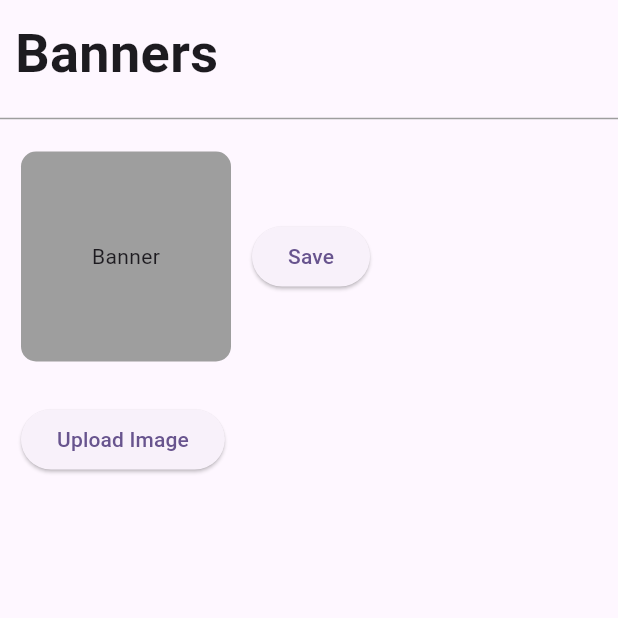
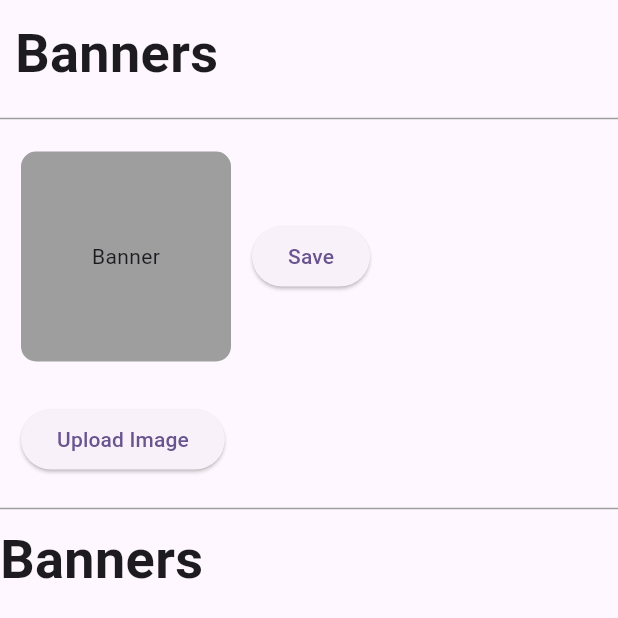
Before and after one commit to QuocHuy78035/ecommerce_app_admin_web, a Flutter app: the UploadBannerScreen screen opened directly, after a tap on "Upload Image", on a phone screen of 412 x 824 dp. Shown: the top 618 px of the screen. Run offline on Flutter 3.47's test engine with Material 3 defaults, Android fonts, the phone set to English and light mode, and no system bars; our stand-ins replace cloud_firestore, file_picker, firebase_core, firebase_storage, flutter_easyloading; missing offline and left inert: flutter_admin_scaffold; accounts and stored records are empty; statements that could not run were skipped.

Commit message:
retrive cate, banner

```diff
--- a/lib/views/screens/side_bar_screen/upload_banner_screen.dart
+++ b/lib/views/screens/side_bar_screen/upload_banner_screen.dart
@@ -1,4 +1,5 @@
 import 'package:cloud_firestore/cloud_firestore.dart';
+import 'package:ecommerce_admin_web/views/screens/side_bar_screen/widgets/banner_widget.dart';
 import 'package:file_picker/_internal/file_picker_web.dart';
 import 'package:file_picker/file_picker.dart';
 import 'package:firebase_storage/firebase_storage.dart';
@@ -114,7 +115,12 @@ class _UploadBannerScreenState extends State<UploadBannerScreen> {
                 },
                 child: const Text("Upload Image"),
               ),
-            )
+            ),
+            Divider(
+              color: Colors.grey,
+            ),
+            const Text("Banners", style: TextStyle(fontSize: 36, fontWeight: FontWeight.bold),),
+            const BannerWidget()
           ],
         ),
       ),
--- /dev/null
+++ b/lib/views/screens/side_bar_screen/widgets/banner_widget.dart
@@ -0,0 +1,42 @@
+import 'package:cloud_firestore/cloud_firestore.dart';
+import 'package:flutter/material.dart';
+
+class BannerWidget extends StatelessWidget {
+  const BannerWidget({super.key});
+
+  @override
+  Widget build(BuildContext context) {
+    final Stream<QuerySnapshot> _bannerStream =
+        FirebaseFirestore.instance.collection("banners").snapshots();
+    return StreamBuilder(
+      stream: _bannerStream,
+      builder: (context, snapshot) {
+        if (snapshot.hasError) {
+          return const Center(
+            child: Text("Some thing is wrong"),
+          );
+        } else if (snapshot.connectionState == ConnectionState.waiting) {
+          return const Center(
+            child: CircularProgressIndicator(),
+          );
+        } else {
+          return GridView.builder(
+            shrinkWrap: true,
+            itemCount: snapshot.data?.size,
+            gridDelegate: const SliverGridDelegateWithFixedCrossAxisCount(
+                crossAxisCount: 6, mainAxisSpacing: 8, crossAxisSpacing: 8),
+            itemBuilder: (context, index) {
+              final bannerData = snapshot.data?.docs[index];
+              print(bannerData?['image']);
+              return SizedBox(
+                height: 100,
+                width: 100,
+                child: Image.network(bannerData?['image']),
+              );
+            },
+          );
+        }
+      },
+    );
+  }
+}
```
Also changed, not shown: lib/views/screens/side_bar_screen/category_screen.dart (+154 -2 lines), lib/views/screens/side_bar_screen/widgets/category_widget.dart (added, +46 -0 lines), 1 other file.
